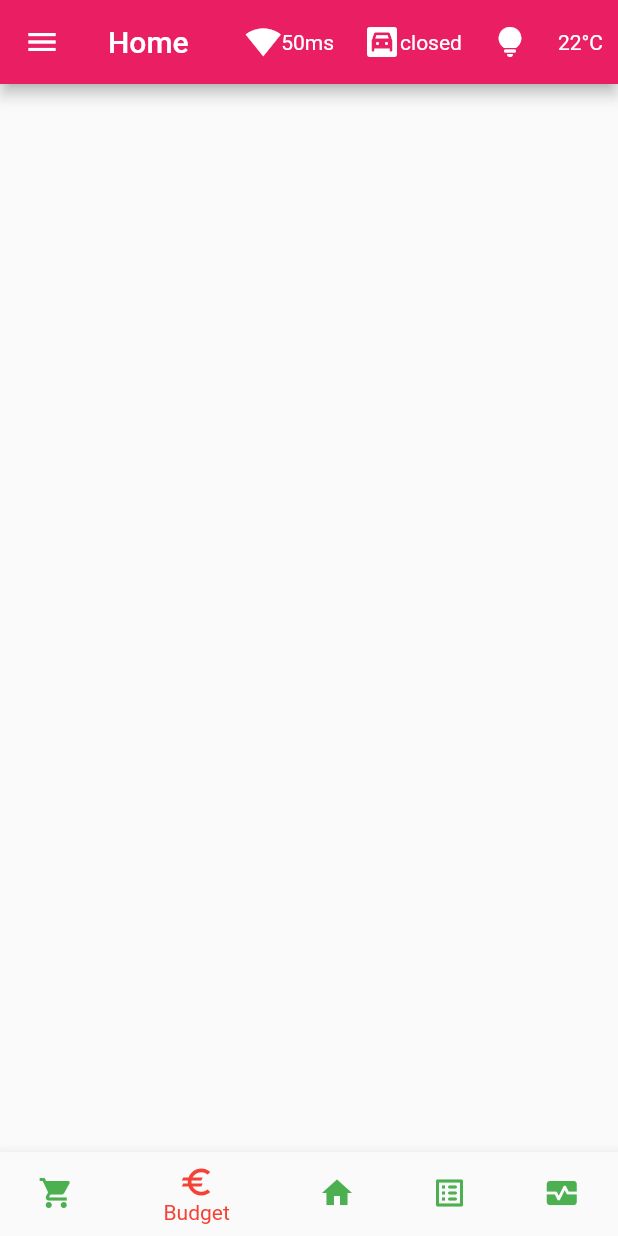
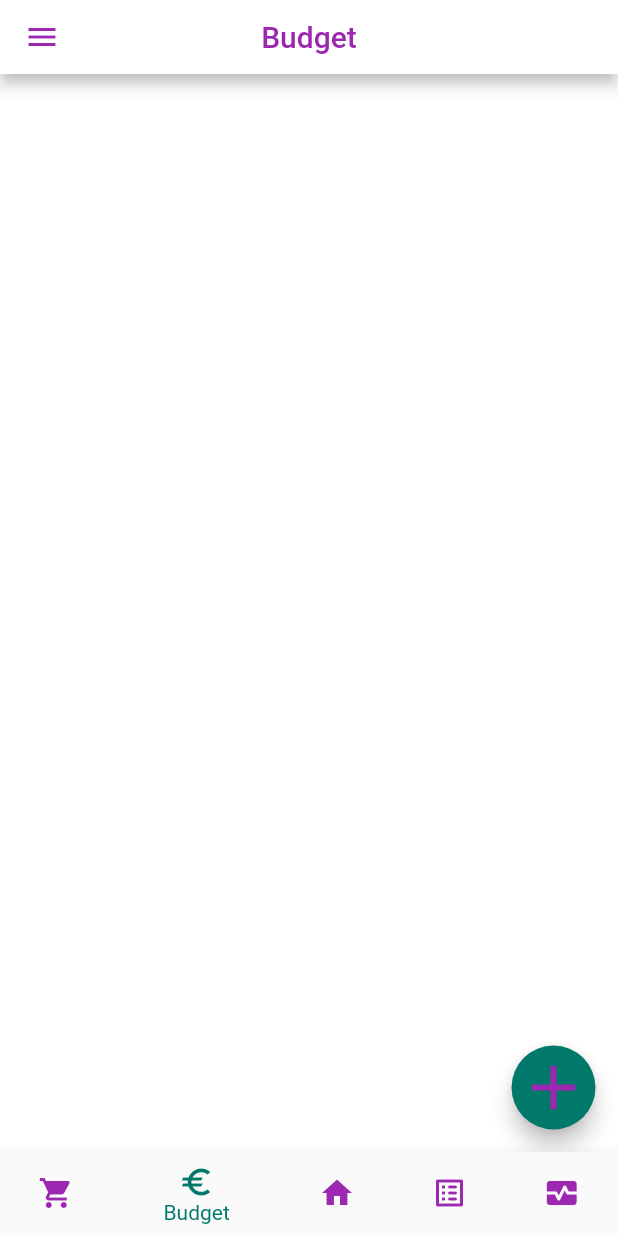
Before and after one commit to Ben-PP/app105, a Flutter app: the screen it shows after launch, item 2 of the bottom bar chosen, on a phone screen of 412 x 824 dp. Run offline on Flutter 3.47's test engine with Material 2 defaults, Android fonts, the light colour scheme and no system bars.

Commit message:
Started to work on budget

```diff
--- a/lib/appbar_actions/status_icon.dart
+++ /dev/null
@@ -1,16 +0,0 @@
-import 'package:flutter/material.dart';
-
-/// Used for action icons in the appbar
-class StatusIcon extends StatelessWidget {
-  const StatusIcon({super.key, required this.child});
-  final Widget child;
-
-  @override
-  Widget build(BuildContext context) {
-    // TODO Implement onPressed()
-    return Padding(
-      padding: const EdgeInsets.symmetric(horizontal: 10),
-      child: Center(child: child),
-    );
-  }
-}
--- a/lib/appbar_actions/status_icon_door.dart
+++ /dev/null
@@ -1,20 +0,0 @@
-import 'package:flutter/material.dart';
-import './status_icon.dart';
-
-/// Shows the status of the garage door
-class DoorStatusIcon extends StatelessWidget {
-  const DoorStatusIcon({super.key});
-
-  @override
-  Widget build(BuildContext context) {
-    // TODO Implement
-    return StatusIcon(
-      child: Row(
-        children: const [
-          Icon(Icons.garage),
-          Text('closed'),
-        ],
-      ),
-    );
-  }
-}
--- a/lib/appbar_actions/status_icon_lights.dart
+++ /dev/null
@@ -1,11 +0,0 @@
-import 'package:flutter/material.dart';
-import './status_icon.dart';
-
-class StatusIconLights extends StatelessWidget {
-  const StatusIconLights({super.key});
-
-  @override
-  Widget build(BuildContext context) {
-    return const StatusIcon(child: Icon(Icons.lightbulb_rounded));
-  }
-}
--- a/lib/appbar_actions/status_icon_server.dart
+++ /dev/null
@@ -1,20 +0,0 @@
-import 'package:flutter/material.dart';
-import './status_icon.dart';
-
-/// Shows the status of connection to server
-class StatusIconServer extends StatelessWidget {
-  const StatusIconServer({super.key});
-
-  // TODO Implement
-  @override
-  Widget build(BuildContext context) {
-    return StatusIcon(
-      child: Row(
-        children: const [
-          Icon(Icons.signal_wifi_4_bar),
-          Text('50ms'),
-        ],
-      ),
-    );
-  }
-}
--- a/lib/appbar_actions/status_icon_temp.dart
+++ /dev/null
@@ -1,13 +0,0 @@
-import 'package:flutter/material.dart';
-import './status_icon.dart';
-
-/// Shows the temperature
-class StatusIconTemperature extends StatelessWidget {
-  const StatusIconTemperature({super.key});
-
-  @override
-  Widget build(BuildContext context) {
-    // TODO Implement
-    return const StatusIcon(child: Text('22°C'));
-  }
-}
--- /dev/null
+++ b/lib/budget/budget_page.dart
@@ -0,0 +1,61 @@
+import 'package:flutter/material.dart';
+
+import '../globals.dart';
+
+class BudgetPage extends StatefulWidget {
+  const BudgetPage({super.key});
+
+  static const appBarTitle = 'Budget';
+
+  @override
+  State<BudgetPage> createState() => _BudgetPageState();
+}
+
+class _BudgetPageState extends State<BudgetPage> {
+  late final double screenHeight;
+  var isInitialized = false;
+
+  @override
+  void didChangeDependencies() {
+    if (!isInitialized) {
+      screenHeight = (MediaQuery.of(context).size.height -
+              MediaQuery.of(context).viewPadding.top) -
+          (MediaQuery.of(context).size.height -
+                  MediaQuery.of(context).viewPadding.top) *
+              SizesGlobal.appBarHeight;
+
+      isInitialized = true;
+    }
+    super.didChangeDependencies();
+  }
+
+  @override
+  Widget build(BuildContext context) {
+    return Container(
+      color: Colors.transparent,
+      width: double.infinity,
+      height: screenHeight,
+      child: Stack(
+        alignment: Alignment.center,
+        children: [
+          Column(),
+          Align(
+            alignment: Alignment.bottomRight,
+            child: Padding(
+              padding: const EdgeInsets.only(bottom: 15, right: 15),
+              child: FloatingActionButton(
+                child: Icon(
+                  Icons.add,
+                  size: 50,
+                  color: Theme.of(context).colorScheme.onPrimary,
+                ),
+                isExtended: false,
+                onPressed: () {},
+              ),
+            ),
+          ),
+        ],
+      ),
+    );
+  }
+}
--- /dev/null
+++ b/lib/globals.dart
@@ -0,0 +1,3 @@
+class SizesGlobal {
+  static const appBarHeight = 0.06;
+}
--- a/lib/home_page.dart
+++ b/lib/home_page.dart
@@ -1,10 +1,8 @@
 import 'package:flutter/material.dart';
 
-import './appbar_actions/status_icon_server.dart';
-import './appbar_actions/status_icon_door.dart';
-import './appbar_actions/status_icon_lights.dart';
-import './appbar_actions/status_icon_temp.dart';
+import './globals.dart';
 import './side_drawer.dart';
+import './budget/budget_page.dart';
 
 /// Home page
 class HomePage extends StatefulWidget {
@@ -16,37 +14,63 @@ class HomePage extends StatefulWidget {
 
 /// State for home page
 class _HomePageState extends State<HomePage> {
-  final List<Widget> tabs = [
+  final List<Map<String, dynamic>> tabs = [
+    // TODO Implement shopping list
+    {
+      'widget': Container(),
+      'title': 'Shop',
+    },
+    // TODO Implement budjet page
+    {
+      'widget': const BudgetPage(),
+      'title': BudgetPage.appBarTitle,
+    },
     // TODO Implement home page
-    // TODO Implement budjet page
-    // TODO Implement shopping list
+    {
+      'widget': Container(),
+      'title': 'Home',
+    },
     // TODO Implement TODO list
+    {
+      'widget': Container(),
+      'title': 'TODO',
+    },
     // TODO Implement monitoring page
-    Container(),
-    Container(),
-    Container(),
-    Container(),
-    Container(),
+    {
+      'widget': Container(),
+      'title': 'Monitor',
+    },
   ];
-  var currentIndex = 0;
+
+  late final double screenHeight;
+  var currentIndex = 2;
+  var isInitialized = false;
+
+  @override
+  void didChangeDependencies() {
+    if (!isInitialized) {
+      screenHeight = MediaQuery.of(context).size.height -
+          MediaQuery.of(context).viewPadding.top;
+
+      isInitialized = true;
+    }
+    super.didChangeDependencies();
+  }
 
   @override
   Widget build(BuildContext context) {
     return Scaffold(
+      backgroundColor: Theme.of(context).colorScheme.background,
       appBar: AppBar(
-        title: const Text('Home'),
-        actions: const [
-          StatusIconServer(),
-          DoorStatusIcon(),
-          StatusIconLights(),
-          StatusIconTemperature(),
-        ],
+        toolbarHeight: screenHeight * SizesGlobal.appBarHeight,
+        title: Text((tabs[currentIndex]['title'])),
+        centerTitle: true,
       ),
       drawer: const SideDrawer(),
-      body: tabs[currentIndex],
+      body: tabs[currentIndex]['widget'],
       bottomNavigationBar: BottomNavigationBar(
         currentIndex: currentIndex,
-        selectedItemColor: Colors.red,
+        selectedItemColor: Theme.of(context).colorScheme.secondary,
         onTap: (index) {
           setState(() {
             currentIndex = index;
--- a/lib/main.dart
+++ b/lib/main.dart
@@ -16,16 +16,16 @@ class MyApp extends StatelessWidget {
       debugShowCheckedModeBanner: false,
       title: 'App105',
       theme: ThemeData(
-        colorScheme: const ColorScheme(
-          primary: Colors.pink,
-          onPrimary: Colors.white,
-          secondary: Colors.purple,
+        colorScheme: ColorScheme(
+          primary: Colors.white,
+          onPrimary: Colors.purple,
+          secondary: Colors.teal.shade700,
           onSecondary: Colors.white,
-          background: Colors.grey,
+          background: Colors.white,
           onBackground: Colors.white,
           error: Colors.red,
           onError: Colors.white,
-          surface: Colors.green,
+          surface: Colors.purple,
           onSurface: Colors.white,
           brightness: Brightness.light,
         ),
--- a/pubspec.yaml
+++ b/pubspec.yaml
@@ -15,7 +15,7 @@ publish_to: 'none' # Remove this line if you wish to publish to pub.dev
 # https://developer.apple.com/library/archive/documentation/General/Reference/InfoPlistKeyReference/Articles/CoreFoundationKeys.html
 # In Windows, build-name is used as the major, minor, and patch parts
 # of the product and file versions while build-number is used as the build suffix.
-version: 0.0.1+1
+version: 0.1.0
 
 environment:
   sdk: '>=2.18.2 <3.0.0'
```
